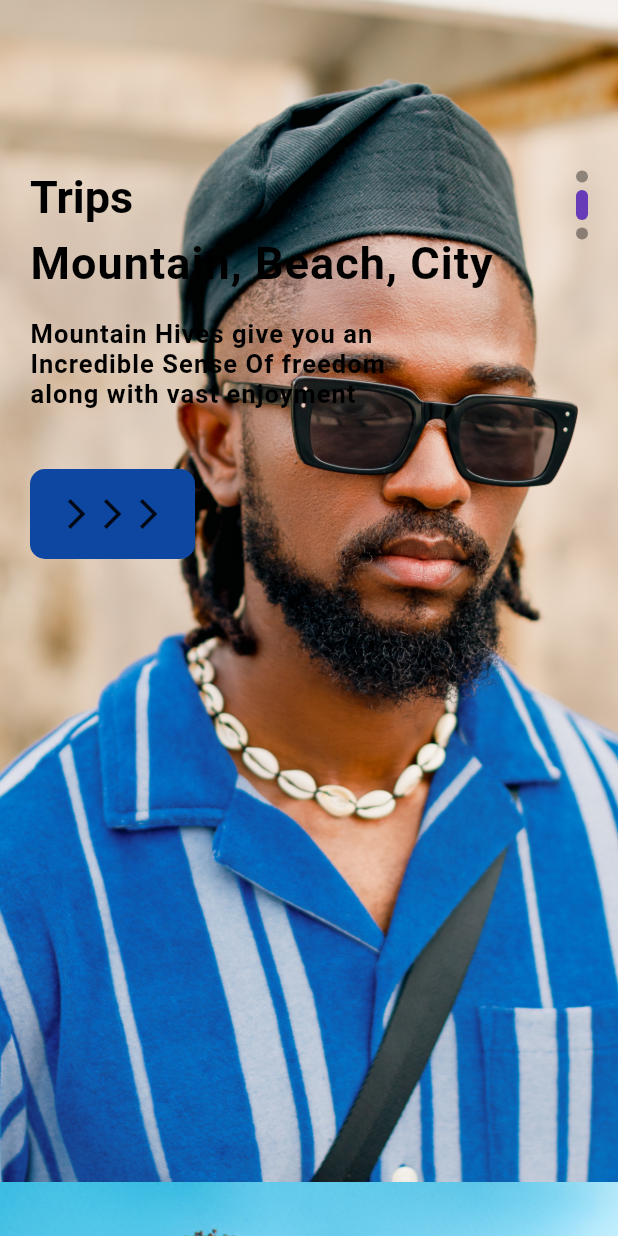
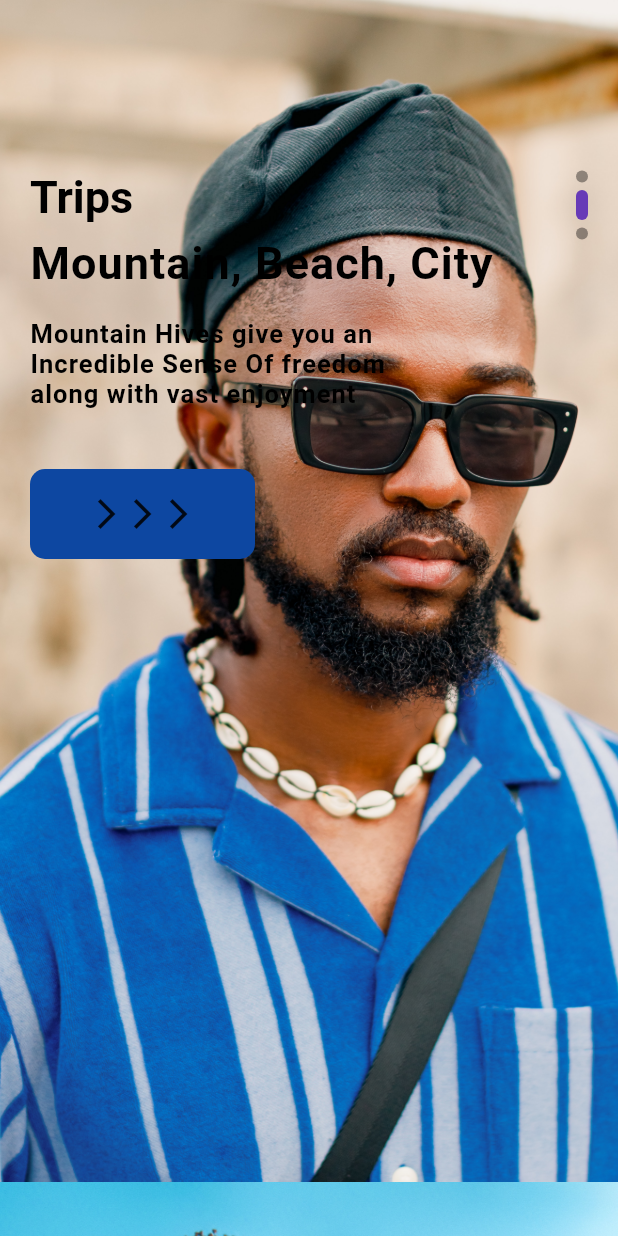
Before and after one commit to Ikwame91/TravelAppWithBloc, a Flutter app: the WelcomePage screen opened directly, scrolled down 1152 dp, on a phone screen of 412 x 824 dp. Run offline on Flutter 3.47's test engine with Material 2 defaults, Android fonts, the phone set to English and light mode, and no system bars; our stand-ins replace bloc, equatable, flutter_bloc; network calls fail.

Commit message:
implementing cubit for responsiveness

```diff
--- /dev/null
+++ b/lib/cubit/cubit/app_cubit_cubit.dart
@@ -0,0 +1,22 @@
+import 'package:bloc/bloc.dart';
+import 'package:equatable/equatable.dart';
+import 'package:meta/meta.dart';
+import 'package:travelappwithbloc/models/data_model.dart';
+import 'package:travelappwithbloc/services/data_services.dart';
+
+part 'app_cubit_state.dart';
+
+class AppCubitCubit extends Cubit<AppCubitState> {
+  AppCubitCubit(this.data) : super(AppCubitInitial()) {
+    emit(WelcomeState());
+  }
+  final DataServices data;
+  late final palces;
+  void getData() async {
+    try {
+      emit(LoadingState());
+      palces = await data.getInfo();
+      emit(LoadedState(palces));
+    } catch (e) {}
+  }
+}
--- /dev/null
+++ b/lib/cubit/cubit/app_cubit_state.dart
@@ -0,0 +1,30 @@
+part of 'app_cubit_cubit.dart';
+
+@immutable
+abstract class AppCubitState extends Equatable {}
+
+final class AppCubitInitial extends AppCubitState {
+  @override
+  // TODO: implement props
+  List<Object?> get props => [];
+}
+
+final class WelcomeState extends AppCubitState {
+  @override
+  // TODO: implement props
+  List<Object?> get props => [];
+}
+
+final class LoadingState extends AppCubitState {
+  @override
+  // TODO: implement props
+  List<Object?> get props => [];
+}
+
+final class LoadedState extends AppCubitState {
+  LoadedState(this.places);
+  final List<DataModel> places;
+  @override
+  // TODO: implement props
+  List<Object?> get props => [places];
+}
--- /dev/null
+++ b/lib/models/data_model.dart
@@ -0,0 +1,51 @@
+import 'dart:convert';
+
+// ignore_for_file: public_member_api_docs, sort_constructors_first
+
+class DataModel {
+  String name;
+  String img;
+  int price;
+  int people;
+  int stars;
+  String description;
+  String location;
+  DataModel({
+    required this.name,
+    required this.img,
+    required this.price,
+    required this.people,
+    required this.stars,
+    required this.description,
+    required this.location,
+  });
+
+  Map<String, dynamic> toMap() {
+    return <String, dynamic>{
+      'name': name,
+      'img': img,
+      'price': price,
+      'people': people,
+      'stars': stars,
+      'description': description,
+      'location': location,
+    };
+  }
+
+  factory DataModel.fromMap(Map<String, dynamic> map) {
+    return DataModel(
+      name: map['name'] as String,
+      img: map['img'] as String,
+      price: map['price'] as int,
+      people: map['people'] as int,
+      stars: map['stars'] as int,
+      description: map['description'] as String,
+      location: map['location'] as String,
+    );
+  }
+
+  String toJson() => json.encode(toMap());
+
+  factory DataModel.fromJson(String source) =>
+      DataModel.fromMap(json.decode(source) as Map<String, dynamic>);
+}
--- a/lib/pages/welcome_page.dart
+++ b/lib/pages/welcome_page.dart
@@ -1,6 +1,8 @@
 // ignore_for_file: prefer_const_literals_to_create_immutables, prefer_const_constructors
 
 import 'package:flutter/material.dart';
+import 'package:flutter_bloc/flutter_bloc.dart';
+import 'package:travelappwithbloc/cubit/cubit/app_cubit_cubit.dart';
 import 'package:travelappwithbloc/pages/widget/app_text.dart';
 import 'package:travelappwithbloc/pages/widget/responsive_button.dart';
 import 'package:travelappwithbloc/pages/widget/text_widget.dart';
@@ -80,8 +82,13 @@ class _WelcomePageState extends State<WelcomePage> {
                       SizedBox(
                         height: 40,
                       ),
-                      ResponsiveButton(
-                        width: 110,
+                      GestureDetector(
+                        onTap: () {
+                          BlocProvider.of<AppCubitCubit>(context).getData();
+                        },
+                        child: ResponsiveButton(
+                          width: 150,
+                        ),
                       )
                     ],
                   ),
--- a/lib/pages/widget/responsive_button.dart
+++ b/lib/pages/widget/responsive_button.dart
@@ -12,8 +12,7 @@ class ResponsiveButton extends StatelessWidget {
   double? width;
   @override
   Widget build(BuildContext context) {
-    return Flexible(
-      child: Container(
+    return Container(
       width: isResponsive == false ? width : double.maxFinite,
       height: 60,
       decoration: BoxDecoration(
@@ -33,7 +32,6 @@ class ResponsiveButton extends StatelessWidget {
           Icon(Icons.arrow_forward_ios),
         ],
       ),
-      ),
     );
   }
 }
```
Also changed, not shown: lib/cubit/cubit/appcubitlogic.dart (added, +33 -0 lines), lib/main.dart (+15 -8 lines), lib/services/data_services.dart (added, +25 -0 lines), pubspec.yaml (+9 -20 lines), pubspec.lock. Lines whose indentation alone changed are shown as unchanged.
